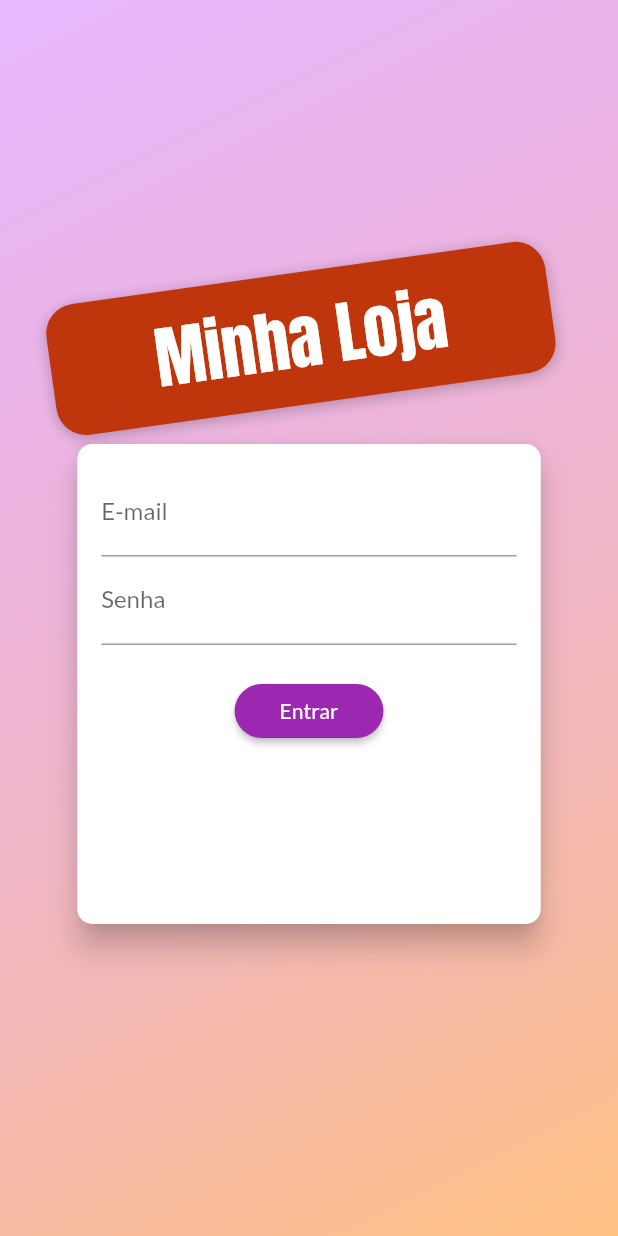
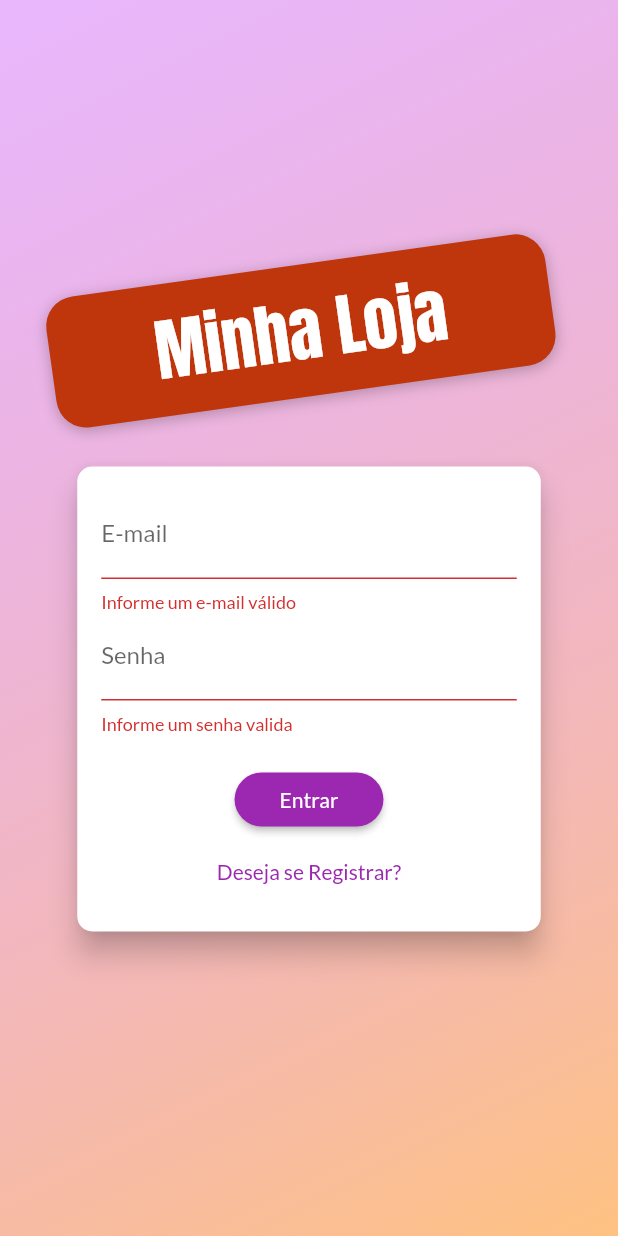
Before and after one commit to LucasWMedeiros/App_loja, a Flutter app: the screen it shows after launch, after a tap on "Entrar", on a phone screen of 412 x 824 dp. Run offline on Flutter 3.47's test engine with Material 2 defaults, Android fonts, the phone set to English and light mode, and no system bars; network calls fail.

```diff
--- a/lib/components/auth_form.dart
+++ b/lib/components/auth_form.dart
@@ -1,4 +1,8 @@
+import 'dart:math';
+
+import 'package:app_loja/models/auth.dart';
 import 'package:flutter/material.dart';
+import 'package:provider/provider.dart';
 
 enum AuthMode { Signup, Login }
 
@@ -11,6 +15,8 @@ class AuthForm extends StatefulWidget {
 
 class _AuthFormState extends State<AuthForm> {
   final _passwordController = TextEditingController();
+  final _formKey = GlobalKey<FormState>();
+  bool _isLoading = false;
   AuthMode _authMode = AuthMode.Login;
   // ignore: prefer_final_fields
   Map<String, String> _authData = {
@@ -18,7 +24,42 @@ class _AuthFormState extends State<AuthForm> {
     'password': '',
   };
 
-  void _submit() {}
+  bool _isLogin() => _authMode == AuthMode.Login;
+  bool _isSignup() => _authMode == AuthMode.Signup;
+
+  void _switchAuthMode() {
+    setState(() {
+      if (_isLogin()) {
+        _authMode = AuthMode.Signup;
+      } else {
+        _authMode = AuthMode.Login;
+      }
+    });
+  }
+
+  Future<void> _submit() async {
+    final isValid = _formKey.currentState?.validate() ?? false;
+
+    if (!isValid) {
+      return;
+    }
+
+    setState(() => _isLoading = true);
+
+    _formKey.currentState?.save();
+    Auth auth = Provider.of(context, listen: false);
+
+    if (_isLogin()) {
+      //Login
+    } else {
+      //Registrar
+      await auth.signup(
+        _authData['email']!,
+        _authData['password']!,
+      );
+    }
+    setState(() => _isLoading = false);
+  }
 
   @override
   Widget build(BuildContext context) {
@@ -30,9 +71,10 @@ class _AuthFormState extends State<AuthForm> {
       ),
       child: Container(
         padding: const EdgeInsets.all(16),
-        height: 320,
+        height: _isLogin() ? 310 : 400,
         width: deviceSize.width * 0.75,
         child: Form(
+          key: _formKey,
           child: Column(children: [
             TextFormField(
               decoration: const InputDecoration(labelText: 'E-mail'),
@@ -40,7 +82,7 @@ class _AuthFormState extends State<AuthForm> {
               onSaved: (email) => _authData['email'] = email ?? '',
               validator: (_email) {
                 final email = _email ?? '';
-                if (email.trim().isEmpty || email.contains('@')) {
+                if (email.trim().isEmpty || !email.contains('@')) {
                   return 'Informe um e-mail válido';
                 }
                 return null;
@@ -62,16 +104,16 @@ class _AuthFormState extends State<AuthForm> {
                 return null;
               },
             ),
-            if (_authMode == AuthMode.Signup)
+            if (_isSignup())
               TextFormField(
                 decoration: const InputDecoration(labelText: 'Confirmar Senha'),
                 keyboardType: TextInputType.emailAddress,
                 obscureText: true,
-                validator: _authMode == AuthMode.Login
+                validator: _isLogin()
                     ? null
                     : (_password) {
                         final password = _password ?? '';
-                        if (password != _passwordController) {
+                        if (password != _passwordController.text) {
                           return 'Senhas informadas não conferem';
                         }
                         return null;
@@ -80,15 +122,26 @@ class _AuthFormState extends State<AuthForm> {
             const SizedBox(
               height: 20,
             ),
+            if (_isLoading)
+              CircularProgressIndicator()
+            else
               ElevatedButton(
                 onPressed: _submit,
                 // ignore: sort_child_properties_last
-              child: Text(_authMode == AuthMode.Login ? 'Entrar' : 'REGISTRAR'),
+                child:
+                    Text(_authMode == AuthMode.Login ? 'Entrar' : 'Registrar'),
                 style: ElevatedButton.styleFrom(
                     shape: RoundedRectangleBorder(
                         borderRadius: BorderRadius.circular(30)),
-                  padding:
-                      const EdgeInsets.symmetric(horizontal: 30, vertical: 8)),
+                    padding: const EdgeInsets.symmetric(
+                        horizontal: 30, vertical: 8)),
+              ),
+            Spacer(),
+            TextButton(
+              onPressed: _switchAuthMode,
+              child: Text(
+                _isLogin() ? 'Deseja se Registrar?' : 'Já possui Conta?',
+              ),
             )
           ]),
         ),
--- a/lib/main.dart
+++ b/lib/main.dart
@@ -1,5 +1,6 @@
 // ignore_for_file: deprecated_member_use, prefer_const_constructors
 
+import 'package:app_loja/models/auth.dart';
 import 'package:app_loja/models/cart.dart';
 import 'package:app_loja/models/order_list.dart';
 import 'package:app_loja/models/product_list.dart';
@@ -34,6 +35,9 @@ class MyApp extends StatelessWidget {
         ChangeNotifierProvider(
           create: (_) => OrderList(),
         ),
+        ChangeNotifierProvider(
+          create: (_) => Auth(),
+        ),
       ],
       child: MaterialApp(
         title: 'Flutter Demo',
--- a/lib/screen/auth_screen.dart
+++ b/lib/screen/auth_screen.dart
@@ -27,6 +27,9 @@ class authPage extends StatelessWidget {
               crossAxisAlignment: CrossAxisAlignment.center,
               children: [
                 Container(
+                  margin: const EdgeInsets.only(
+                    bottom: 20,
+                  ),
                   padding: const EdgeInsets.symmetric(
                     vertical: 10,
                     horizontal: 70
```
Also changed, not shown: lib/models/auth.dart (added, +22 -0 lines), 1 other file. Lines whose indentation alone changed are shown as unchanged.
